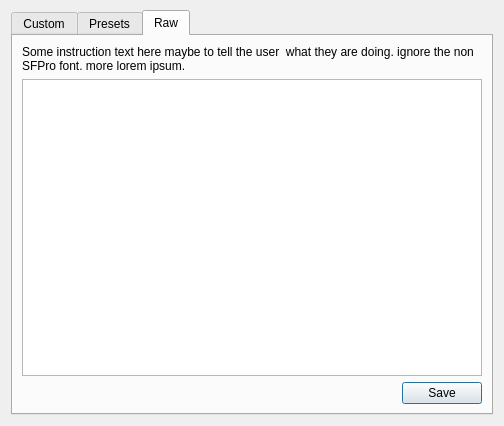
Old version of the form src/vorta/assets/UI/excludedialog.ui in the repository borgbase/vorta.
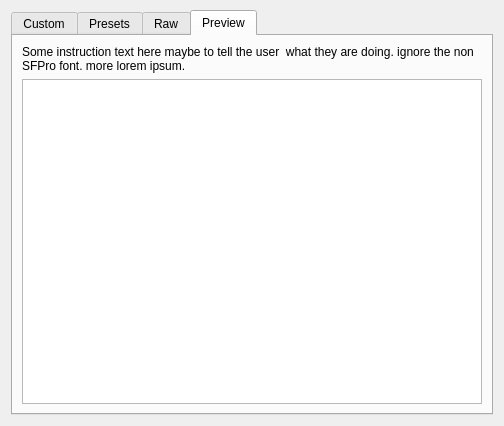
New version of the form. The open tabs and pages were chosen to show the change.

```diff
--- a/src/vorta/assets/UI/excludedialog.ui
+++ b/src/vorta/assets/UI/excludedialog.ui
@@ -69,7 +69,7 @@
        <string>Presets</string>
       </attribute>
      </widget>
-     <widget class="QWidget" name="tab_3">
+     <widget class="QWidget" name="tab_4">
       <attribute name="title">
        <string>Raw</string>
       </attribute>
@@ -113,6 +113,26 @@
        </item>
       </layout>
      </widget>
+     <widget class="QWidget" name="tab_3">
+      <attribute name="title">
+       <string>Preview</string>
+      </attribute>
+      <layout class="QVBoxLayout" name="verticalLayout_4">
+       <item>
+        <widget class="QLabel" name="label_2">
+         <property name="text">
+          <string>Some instruction text here maybe to tell the user  what they are doing. ignore the non SFPro font. more lorem ipsum.</string>
+         </property>
+         <property name="wordWrap">
+          <bool>true</bool>
+         </property>
+        </widget>
+       </item>
+       <item>
+        <widget class="QPlainTextEdit" name="exclusionsPreviewText"/>
+       </item>
+      </layout>
+     </widget>
     </widget>
    </item>
   </layout>
```
Left out of the diff: 13 changed lines with no effect on the pictures.
